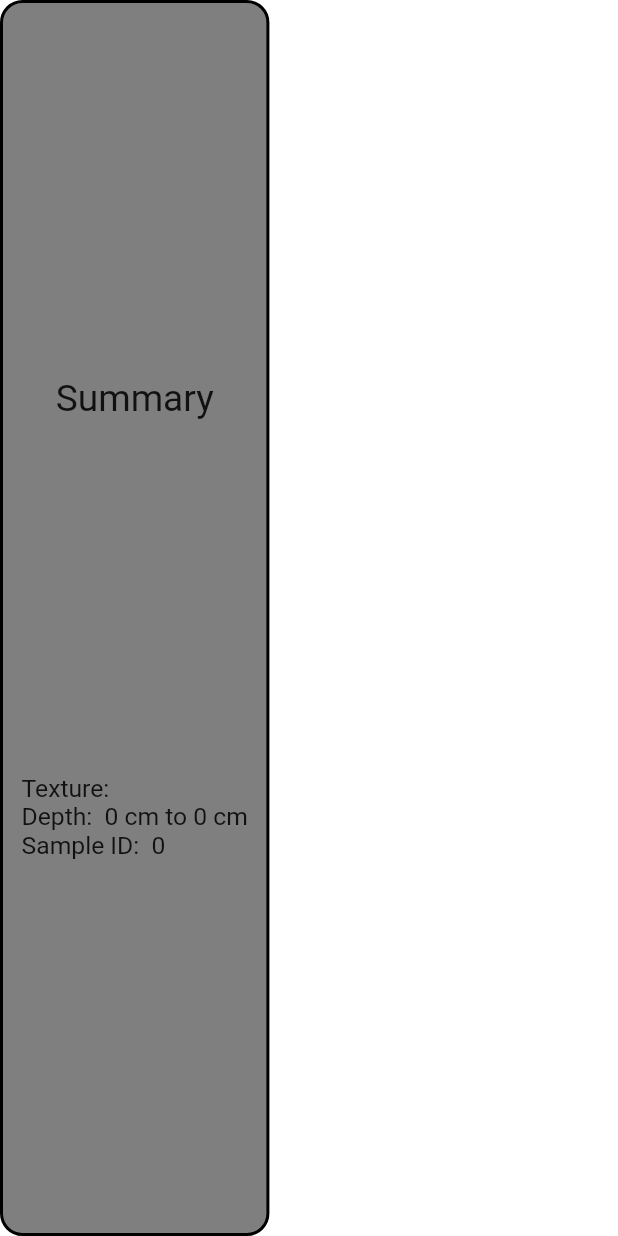
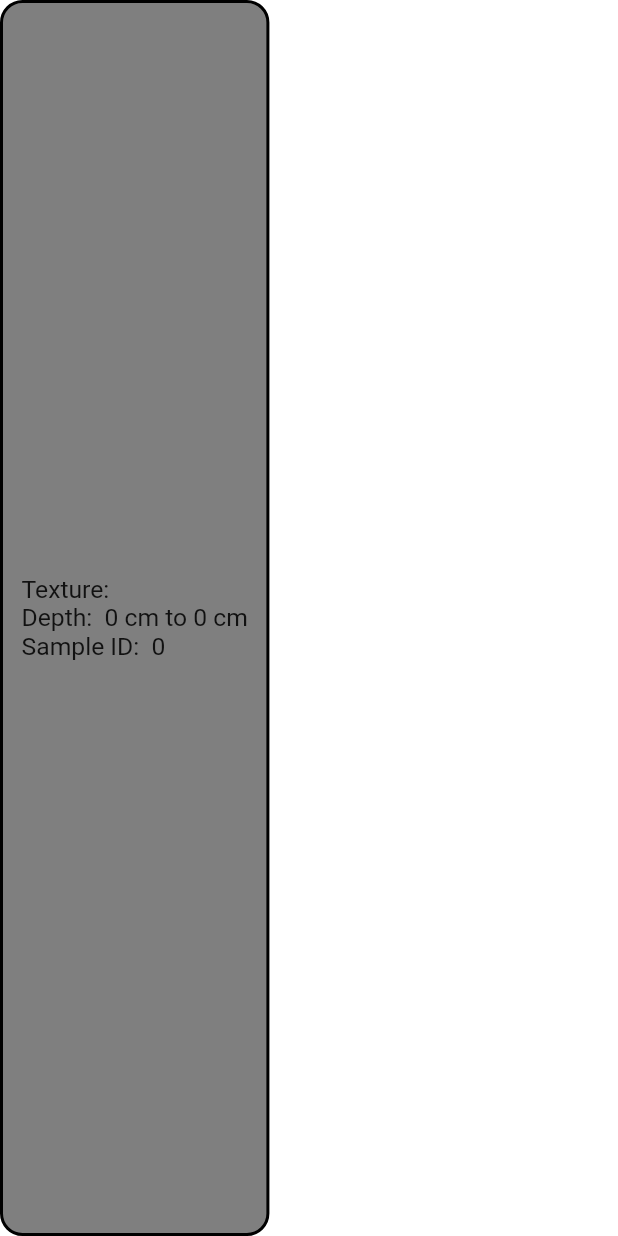
Before and after one commit to Open-Source-Agriculture/soil_logr, a Flutter app: the SampleSummary widget shown alone on an empty page, opened directly with empty values, on a phone screen of 412 x 824 dp. Run offline on Flutter 3.47's test engine with Material 2 defaults, Android fonts, the phone set to English and light mode, and no system bars; our stand-ins replace csv, flutter_spinkit, geolocator, hive, hive_flutter, image_picker; missing offline and left inert: flutter_mailer; accounts and stored records are empty; generated files the repository leaves out were written again.

Commit message:
minor ui

```diff
--- a/lib/widgets/sample_summary_container.dart
+++ b/lib/widgets/sample_summary_container.dart
@@ -36,10 +36,6 @@ class SampleSummary extends StatelessWidget {
         mainAxisAlignment: MainAxisAlignment.spaceEvenly,
         children: [
           Text(
-            'Summary',
-            style: headingTextStyle(context),
-          ),
-          Text(
             'Texture:  ' +
                 selectedTexture.name +
                 '\nDepth:  ' +
```
